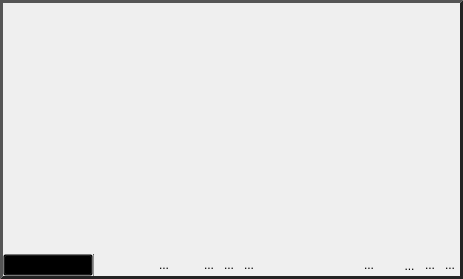
This is src/Interface/Application/ViewerWidget.ui in SCIInstitute/Seg3D as Qt 5 draws it before an edit. The edited form follows.
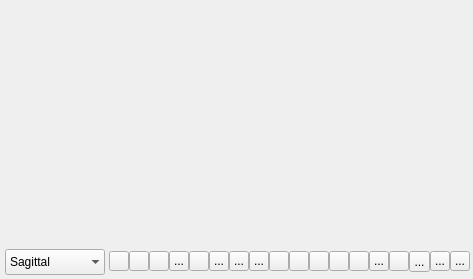
This is the edited form. Icons and pictures are not drawn. Custom widgets are drawn as their Qt base class.

```diff
--- a/src/Interface/Application/ViewerWidget.ui
+++ b/src/Interface/Application/ViewerWidget.ui
@@ -13,101 +13,6 @@
   <property name="windowTitle">
    <string>ViewerWidget</string>
   </property>
-  <property name="styleSheet">
-   <string notr="true">QWidget#toolbar_{
-  background-color: qlineargradient(spread:pad, x1:0.5, y1:0, x2:0.5, y2:0.960227,
-  stop:0 rgba(211, 211, 211, 255),
-  stop:0.155779 rgba(228, 228, 228,255),
-  stop:1 rgba(204, 204, 204, 255));
-  margin: 0px;
-  padding: 0px;
-}
-
-QFrame#line_,
-QFrame#sep_line_{
-  background-color: gray;
-}
-
-QWidget#viewer_mode_holder_{
-  margin: 0px;
-  padding: 0px;
-}
-
-QWidget#border_{
-  border-top: 3px solid rgb( 85, 85, 85 );
-  border-bottom: 3px solid rgb( 35, 35, 35 );
-  border-left: 3px solid rgb( 85, 85, 85 );
-  border-right: 3px solid rgb( 35, 35, 35 );
-}
-
-QToolButton{
-  border: 1px solid rgba( 0, 0, 0, 0 );
-  margin: 0, 0, 0, 0;
-  padding: 0, 0, 0, 0;
-  
-}
-
-QToolButton:hover{
-  background-color: rgba( 140, 140, 140, 50 );
-}
-
-QToolButton:pressed{
-  border: 1px solid rgba( 100, 100, 100, 120 );
-  background-color: rgba( 100, 100, 100, 200 );
-}
-
-
- QComboBox {
-     padding: 1px 1px 1px 1px;
-     min-width: 6em;
-  background-color: rgba( 0,0,0,0 );
-  color: black;
- }
-
- QComboBox:editable {
- }
-
- QComboBox:!editable, QComboBox::drop-down:editable {
-  background-color: qlineargradient(x1: 0, y1: 0, x2: 0, y2: 1,
-                                  stop: 0 #E1E1E1, stop: 0.4 #DDDDDD,
-                                  stop: 0.5 #D8D8D8, stop: 1.0 #D3D3D3);
- }
-
- /* QComboBox gets the &quot;on&quot; state when the popup is open */
- QComboBox:!editable:on, QComboBox::drop-down:editable:on {
-     background: qlineargradient(x1: 0, y1: 0, x2: 0, y2: 1,
-                                 stop: 0 #D3D3D3, stop: 0.4 #D8D8D8,
-                                 stop: 0.5 #DDDDDD, stop: 1.0 #E1E1E1);
- }
-
- QComboBox:on { /* shift the text when the popup opens */
- }
-
- QComboBox::drop-down {
-     subcontrol-origin: padding;
-     subcontrol-position: top right;
-     width: 16px;
-     border-top-right-radius: 3px;
-     border-bottom-right-radius: 3px;
- }
-
-/*
- QComboBox::down-arrow {
-     image: url(&quot;:/Images/Arrow.png&quot;);
- }
-*/
-
- QComboBox::down-arrow:on { /* shift the arrow when popup is open */
-     top: 0px;
-     left: 0px;
- }
-QComboBox::icon{
-  border: 1px solid rgba( 0, 0, 0, 0 );
-}
-
-
-</string>
-  </property>
   <layout class="QHBoxLayout" name="horizontalLayout_3">
    <property name="spacing">
     <number>0</number>
@@ -194,13 +99,13 @@
               </property>
               <property name="minimumSize">
                <size>
-                <width>90</width>
+                <width>105</width>
                 <height>0</height>
                </size>
               </property>
               <property name="maximumSize">
                <size>
-                <width>90</width>
+                <width>110</width>
                 <height>16777215</height>
                </size>
               </property>
@@ -208,372 +113,32 @@
                <property name="spacing">
                 <number>0</number>
                </property>
-               <property name="margin">
-                <number>0</number>
+               <property name="leftMargin">
+                 <number>0</number>
+               </property>
+               <property name="topMargin">
+                 <number>2</number>
+               </property>
+               <property name="rightMargin">
+                 <number>0</number>
+               </property>
+               <property name="bottomMargin">
+                 <number>1</number>
                </property>
                <item>
                 <widget class="QComboBox" name="viewer_mode_">
                  <property name="minimumSize">
                   <size>
-                   <width>82</width>
-                   <height>0</height>
-                  </size>
-                 </property>
-                 <property name="maximumSize">
-                  <size>
                    <width>90</width>
+                   <height>0</height>
+                  </size>
+                 </property>
+                 <property name="maximumSize">
+                  <size>
+                   <width>100</width>
                    <height>16777215</height>
                   </size>
                  </property>
-                 <property name="palette">
-                  <palette>
-                   <active>
-                    <colorrole role="WindowText">
-                     <brush brushstyle="SolidPattern">
-                      <color alpha="255">
-                       <red>0</red>
-                       <green>0</green>
-                       <blue>0</blue>
-                      </color>
-                     </brush>
-                    </colorrole>
-                    <colorrole role="Button">
-                     <brush brushstyle="SolidPattern">
-                      <color alpha="0">
-                       <red>0</red>
-                       <green>0</green>
-                       <blue>0</blue>
-                      </color>
-                     </brush>
-                    </colorrole>
-                    <colorrole role="Text">
-                     <brush brushstyle="SolidPattern">
-                      <color alpha="255">
-                       <red>0</red>
-                       <green>0</green>
-                       <blue>0</blue>
-                      </color>
-                     </brush>
-                    </colorrole>
-                    <colorrole role="ButtonText">
-                     <brush brushstyle="SolidPattern">
-                      <color alpha="255">
-                       <red>0</red>
-                       <green>0</green>
-                       <blue>0</blue>
-                      </color>
-                     </brush>
-                    </colorrole>
-                    <colorrole role="Base">
-                     <brush brushstyle="SolidPattern">
-                      <color alpha="0">
-                       <red>0</red>
-                       <green>0</green>
-                       <blue>0</blue>
-                      </color>
-                     </brush>
-                    </colorrole>
-                    <colorrole role="Window">
-                     <brush brushstyle="SolidPattern">
-                      <color alpha="0">
-                       <red>0</red>
-                       <green>0</green>
-                       <blue>0</blue>
-                      </color>
-                     </brush>
-                    </colorrole>
-                    <colorrole role="Highlight">
-                     <brush brushstyle="SolidPattern">
-                      <color alpha="0">
-                       <red>181</red>
-                       <green>213</green>
-                       <blue>255</blue>
-                      </color>
-                     </brush>
-                    </colorrole>
-                   </active>
-                   <inactive>
-                    <colorrole role="WindowText">
-                     <brush brushstyle="SolidPattern">
-                      <color alpha="255">
-                       <red>0</red>
-                       <green>0</green>
-                       <blue>0</blue>
-                      </color>
-                     </brush>
-                    </colorrole>
-                    <colorrole role="Button">
-                     <brush brushstyle="LinearGradientPattern">
-                      <gradient startx="0.000000000000000" starty="0.000000000000000" endx="0.000000000000000" endy="1.000000000000000" type="LinearGradient" spread="PadSpread" coordinatemode="ObjectBoundingMode">
-                       <gradientstop position="0.000000000000000">
-                        <color alpha="255">
-                         <red>225</red>
-                         <green>225</green>
-                         <blue>225</blue>
-                        </color>
-                       </gradientstop>
-                       <gradientstop position="0.400000000000000">
-                        <color alpha="255">
-                         <red>221</red>
-                         <green>221</green>
-                         <blue>221</blue>
-                        </color>
-                       </gradientstop>
-                       <gradientstop position="0.500000000000000">
-                        <color alpha="255">
-                         <red>216</red>
-                         <green>216</green>
-                         <blue>216</blue>
-                        </color>
-                       </gradientstop>
-                       <gradientstop position="1.000000000000000">
-                        <color alpha="255">
-                         <red>211</red>
-                         <green>211</green>
-                         <blue>211</blue>
-                        </color>
-                       </gradientstop>
-                      </gradient>
-                     </brush>
-                    </colorrole>
-                    <colorrole role="Text">
-                     <brush brushstyle="SolidPattern">
-                      <color alpha="255">
-                       <red>0</red>
-                       <green>0</green>
-                       <blue>0</blue>
-                      </color>
-                     </brush>
-                    </colorrole>
-                    <colorrole role="ButtonText">
-                     <brush brushstyle="SolidPattern">
-                      <color alpha="255">
-                       <red>0</red>
-                       <green>0</green>
-                       <blue>0</blue>
-                      </color>
-                     </brush>
-                    </colorrole>
-                    <colorrole role="Base">
-                     <brush brushstyle="LinearGradientPattern">
-                      <gradient startx="0.000000000000000" starty="0.000000000000000" endx="0.000000000000000" endy="1.000000000000000" type="LinearGradient" spread="PadSpread" coordinatemode="ObjectBoundingMode">
-                       <gradientstop position="0.000000000000000">
-                        <color alpha="255">
-                         <red>225</red>
-                         <green>225</green>
-                         <blue>225</blue>
-                        </color>
-                       </gradientstop>
-                       <gradientstop position="0.400000000000000">
-                        <color alpha="255">
-                         <red>221</red>
-                         <green>221</green>
-                         <blue>221</blue>
-                        </color>
-                       </gradientstop>
-                       <gradientstop position="0.500000000000000">
-                        <color alpha="255">
-                         <red>216</red>
-                         <green>216</green>
-                         <blue>216</blue>
-                        </color>
-                       </gradientstop>
-                       <gradientstop position="1.000000000000000">
-                        <color alpha="255">
-                         <red>211</red>
-                         <green>211</green>
-                         <blue>211</blue>
-                        </color>
-                       </gradientstop>
-                      </gradient>
-                     </brush>
-                    </colorrole>
-                    <colorrole role="Window">
-                     <brush brushstyle="LinearGradientPattern">
-                      <gradient startx="0.000000000000000" starty="0.000000000000000" endx="0.000000000000000" endy="1.000000000000000" type="LinearGradient" spread="PadSpread" coordinatemode="ObjectBoundingMode">
-                       <gradientstop position="0.000000000000000">
-                        <color alpha="255">
-                         <red>225</red>
-                         <green>225</green>
-                         <blue>225</blue>
-                        </color>
-                       </gradientstop>
-                       <gradientstop position="0.400000000000000">
-                        <color alpha="255">
-                         <red>221</red>
-                         <green>221</green>
-                         <blue>221</blue>
-                        </color>
-                       </gradientstop>
-                       <gradientstop position="0.500000000000000">
-                        <color alpha="255">
-                         <red>216</red>
-                         <green>216</green>
-                         <blue>216</blue>
-                        </color>
-                       </gradientstop>
-                       <gradientstop position="1.000000000000000">
-                        <color alpha="255">
-                         <red>211</red>
-                         <green>211</green>
-                         <blue>211</blue>
-                        </color>
-                       </gradientstop>
-                      </gradient>
-                     </brush>
-                    </colorrole>
-                    <colorrole role="Highlight">
-                     <brush brushstyle="SolidPattern">
-                      <color alpha="0">
-                       <red>181</red>
-                       <green>213</green>
-                       <blue>255</blue>
-                      </color>
-                     </brush>
-                    </colorrole>
-                   </inactive>
-                   <disabled>
-                    <colorrole role="WindowText">
-                     <brush brushstyle="SolidPattern">
-                      <color alpha="255">
-                       <red>0</red>
-                       <green>0</green>
-                       <blue>0</blue>
-                      </color>
-                     </brush>
-                    </colorrole>
-                    <colorrole role="Button">
-                     <brush brushstyle="LinearGradientPattern">
-                      <gradient startx="0.000000000000000" starty="0.000000000000000" endx="0.000000000000000" endy="1.000000000000000" type="LinearGradient" spread="PadSpread" coordinatemode="ObjectBoundingMode">
-                       <gradientstop position="0.000000000000000">
-                        <color alpha="255">
-                         <red>225</red>
-                         <green>225</green>
-                         <blue>225</blue>
-                        </color>
-                       </gradientstop>
-                       <gradientstop position="0.400000000000000">
-                        <color alpha="255">
-                         <red>221</red>
-                         <green>221</green>
-                         <blue>221</blue>
-                        </color>
-                       </gradientstop>
-                       <gradientstop position="0.500000000000000">
-                        <color alpha="255">
-                         <red>216</red>
-                         <green>216</green>
-                         <blue>216</blue>
-                        </color>
-                       </gradientstop>
-                       <gradientstop position="1.000000000000000">
-                        <color alpha="255">
-                         <red>211</red>
-                         <green>211</green>
-                         <blue>211</blue>
-                        </color>
-                       </gradientstop>
-                      </gradient>
-                     </brush>
-                    </colorrole>
-                    <colorrole role="Text">
-                     <brush brushstyle="SolidPattern">
-                      <color alpha="255">
-                       <red>0</red>
-                       <green>0</green>
-                       <blue>0</blue>
-                      </color>
-                     </brush>
-                    </colorrole>
-                    <colorrole role="ButtonText">
-                     <brush brushstyle="SolidPattern">
-                      <color alpha="255">
-                       <red>0</red>
-                       <green>0</green>
-                       <blue>0</blue>
-                      </color>
-                     </brush>
-                    </colorrole>
-                    <colorrole role="Base">
-                     <brush brushstyle="LinearGradientPattern">
-                      <gradient startx="0.000000000000000" starty="0.000000000000000" endx="0.000000000000000" endy="1.000000000000000" type="LinearGradient" spread="PadSpread" coordinatemode="ObjectBoundingMode">
-                       <gradientstop position="0.000000000000000">
-                        <color alpha="255">
-                         <red>225</red>
-                         <green>225</green>
-                         <blue>225</blue>
-                        </color>
-                       </gradientstop>
-                       <gradientstop position="0.400000000000000">
-                        <color alpha="255">
-                         <red>221</red>
-                         <green>221</green>
-                         <blue>221</blue>
-                        </color>
-                       </gradientstop>
-                       <gradientstop position="0.500000000000000">
-                        <color alpha="255">
-                         <red>216</red>
-                         <green>216</green>
-                         <blue>216</blue>
-                        </color>
-                       </gradientstop>
-                       <gradientstop position="1.000000000000000">
-                        <color alpha="255">
-                         <red>211</red>
-                         <green>211</green>
-                         <blue>211</blue>
-                        </color>
-                       </gradientstop>
-                      </gradient>
-                     </brush>
-                    </colorrole>
-                    <colorrole role="Window">
-                     <brush brushstyle="LinearGradientPattern">
-                      <gradient startx="0.000000000000000" starty="0.000000000000000" endx="0.000000000000000" endy="1.000000000000000" type="LinearGradient" spread="PadSpread" coordinatemode="ObjectBoundingMode">
-                       <gradientstop position="0.000000000000000">
-                        <color alpha="255">
-                         <red>225</red>
-                         <green>225</green>
-                         <blue>225</blue>
-                        </color>
-                       </gradientstop>
-                       <gradientstop position="0.400000000000000">
-                        <color alpha="255">
-                         <red>221</red>
-                         <green>221</green>
-                         <blue>221</blue>
-                        </color>
-                       </gradientstop>
-                       <gradientstop position="0.500000000000000">
-                        <color alpha="255">
-                         <red>216</red>
-                         <green>216</green>
-                         <blue>216</blue>
-                        </color>
-                       </gradientstop>
-                       <gradientstop position="1.000000000000000">
-                        <color alpha="255">
-                         <red>211</red>
-                         <green>211</green>
-                         <blue>211</blue>
-                        </color>
-                       </gradientstop>
-                      </gradient>
-                     </brush>
-                    </colorrole>
-                    <colorrole role="Highlight">
-                     <brush brushstyle="SolidPattern">
-                      <color alpha="255">
-                       <red>208</red>
-                       <green>208</green>
-                       <blue>208</blue>
-                      </color>
-                     </brush>
-                    </colorrole>
-                   </disabled>
-                  </palette>
-                 </property>
                  <property name="toolTip">
                   <string>Select viewer mode</string>
                  </property>
@@ -585,8 +150,8 @@
                  </property>
                  <property name="iconSize">
                   <size>
-                   <width>16</width>
-                   <height>16</height>
+                   <width>20</width>
+                   <height>20</height>
                   </size>
                  </property>
                  <property name="frame">
@@ -650,6 +215,9 @@
                 <height>16777215</height>
                </size>
               </property>
+              <property name="lineWidth">
+               <number>0</number>
+              </property>
               <property name="orientation">
                <enum>Qt::Vertical</enum>
               </property>
@@ -672,7 +240,7 @@
               <property name="maximumSize">
                <size>
                 <width>16777215</width>
-                <height>20</height>
+                <height>30</height>
                </size>
               </property>
               <layout class="QHBoxLayout" name="common_tools_layout_">
@@ -682,9 +250,18 @@
                <property name="sizeConstraint">
                 <enum>QLayout::SetMinimumSize</enum>
                </property>
-               <property name="margin">
+               <property name="leftMargin">
                 <number>0</number>
                </property>
+               <property name="topMargin">
+                <number>2</number>
+               </property>
+               <property name="rightMargin">
+                <number>0</number>
+               </property>
+               <property name="bottomMargin">
+                <number>2</number>
+               </property>
                <item>
                 <widget class="QToolButton" name="auto_view_button_">
                  <property name="minimumSize">
@@ -849,16 +426,25 @@
               <property name="maximumSize">
                <size>
                 <width>16777215</width>
-                <height>20</height>
+                <height>30</height>
                </size>
               </property>
               <layout class="QHBoxLayout" name="less_common_tools_layout_">
                <property name="spacing">
                 <number>0</number>
                </property>
-               <property name="margin">
+               <property name="leftMargin">
                 <number>0</number>
                </property>
+               <property name="topMargin">
+                <number>2</number>
+               </property>
+               <property name="rightMargin">
+                <number>0</number>
+               </property>
+               <property name="bottomMargin">
+                 <number>2</number>
+               </property>
                <item>
                 <widget class="QToolButton" name="fog_button_">
                  <property name="minimumSize">
```
Left out of the diff: 106 changed lines with no effect on the pictures.
